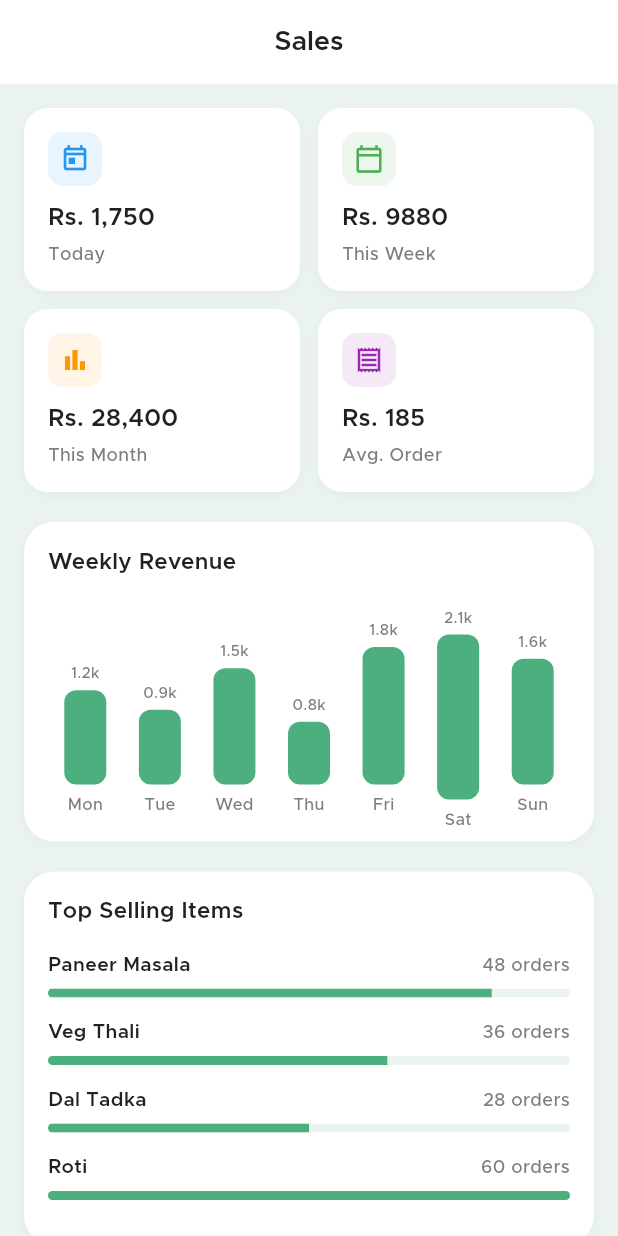
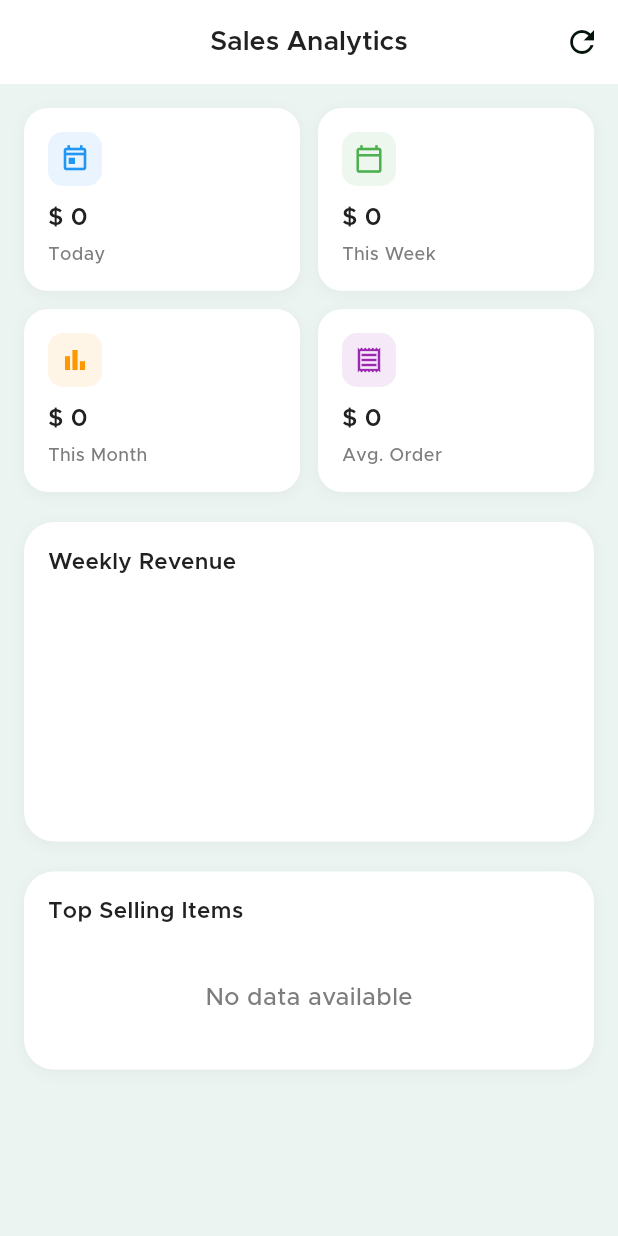
Before and after one commit to NguyenCongAn10/AppFoodDelivery, a Flutter app: the RestaurantSalesScreen screen opened directly, on a phone screen of 412 x 824 dp. Run offline on Flutter 3.47's test engine with Material 3 defaults, Android fonts, the phone set to English and light mode, and no system bars; our stand-ins replace cached_network_image, curved_navigation_bar, dotted_line, firebase_auth, firebase_core, flutter_map and 8 more; accounts and stored records are empty; network calls fail.

Commit message:
Implement restaurant sale screen

```diff
--- a/lib/features/restaurant/screen/restaurant_sales_screen.dart
+++ b/lib/features/restaurant/screen/restaurant_sales_screen.dart
@@ -1,74 +1,204 @@
 import 'package:delivery_apps/core/common/app_text_style.dart';
 import 'package:delivery_apps/core/common/color_extension.dart';
+import 'package:delivery_apps/core/models/order_model.dart';
+import 'package:delivery_apps/core/services/backend_service.dart';
 import 'package:flutter/material.dart';
 
-class RestaurantSalesScreen extends StatelessWidget {
+class RestaurantSalesScreen extends StatefulWidget {
   const RestaurantSalesScreen({super.key});
 
   @override
+  State<RestaurantSalesScreen> createState() => _RestaurantSalesScreenState();
+}
+
+class _RestaurantSalesScreenState extends State<RestaurantSalesScreen> {
+  bool _isLoading = true;
+  double _todayRevenue = 0;
+  double _weeklyRevenue = 0;
+  double _monthlyRevenue = 0;
+  double _avgOrderValue = 0;
+  List<Map<String, dynamic>> _dailyData = [];
+  List<Map<String, dynamic>> _topItems = [];
+
+  @override
+  void initState() {
+    super.initState();
+    _fetchSalesData();
+  }
+
+  Future<void> _fetchSalesData() async {
+    setState(() => _isLoading = true);
+    try {
+      final orders = await BackendService().getRestaurantOrders();
+      final completedOrders =
+          orders.where((o) => o.status == OrderStatus.COMPLETED).toList();
+
+      final now = DateTime.now();
+      final today = DateTime(now.year, now.month, now.day);
+      final startOfWeek = today.subtract(Duration(days: now.weekday - 1));
+      final startOfMonth = DateTime(now.year, now.month, 1);
+
+      // Calculations
+      _todayRevenue = completedOrders
+          .where((o) => o.createdAt.isAfter(today))
+          .fold(0.0, (sum, o) => sum + o.totalPrice);
+
+      _weeklyRevenue = completedOrders
+          .where((o) => o.createdAt.isAfter(startOfWeek))
+          .fold(0.0, (sum, o) => sum + o.totalPrice);
+
+      _monthlyRevenue = completedOrders
+          .where((o) => o.createdAt.isAfter(startOfMonth))
+          .fold(0.0, (sum, o) => sum + o.totalPrice);
+
+      final monthlyCompletedOrders = completedOrders
+          .where((o) => o.createdAt.isAfter(startOfMonth))
+          .toList();
+      _avgOrderValue = monthlyCompletedOrders.isEmpty
+          ? 0
+          : _monthlyRevenue / monthlyCompletedOrders.length;
+      if (_avgOrderValue.isNaN) _avgOrderValue = 0;
+
+      // Weekly Chart Data
+      final weekdays = ['Mon', 'Tue', 'Wed', 'Thu', 'Fri', 'Sat', 'Sun'];
+      _dailyData = weekdays.asMap().entries.map((entry) {
+        final dayIndex = entry.key + 1; // 1 = Mon, 7 = Sun
+        final dayOrders = completedOrders.where((o) {
+          return o.createdAt.isAfter(startOfWeek) &&
+              o.createdAt.weekday == dayIndex;
+        });
+        return {
+          'day': entry.value,
+          'amount': dayOrders.fold(0.0, (sum, o) => sum + o.totalPrice),
+        };
+      }).toList();
+
+      // Top Items
+      final itemCounts = <int, Map<String, dynamic>>{};
+      for (var border in completedOrders) {
+        for (var item in border.items) {
+          final foodId = item.foodId;
+          final foodName = item.food?.name ?? "Unknown Item";
+          if (!itemCounts.containsKey(foodId)) {
+            itemCounts[foodId] = {'name': foodName, 'count': 0};
+          }
+          itemCounts[foodId]!['count'] += item.quantity;
+        }
+      }
+
+      final sortedItems = itemCounts.values.toList()
+        ..sort((a, b) => (b['count'] as int).compareTo(a['count'] as int));
+
+      _topItems = sortedItems.take(4).toList();
+    } catch (e) {
+      debugPrint("Error fetching sales data: $e");
+    } finally {
+      if (mounted) setState(() => _isLoading = false);
+    }
+  }
+
+  @override
   Widget build(BuildContext context) {
-    final salesData = [
-      {'day': 'Mon', 'amount': 1200.0},
-      {'day': 'Tue', 'amount': 950.0},
-      {'day': 'Wed', 'amount': 1480.0},
-      {'day': 'Thu', 'amount': 800.0},
-      {'day': 'Fri', 'amount': 1750.0},
-      {'day': 'Sat', 'amount': 2100.0},
-      {'day': 'Sun', 'amount': 1600.0},
-    ];
-    final maxAmount = salesData.map((e) => e['amount'] as double).reduce((a, b) => a > b ? a : b);
-    final totalWeekly = salesData.fold(0.0, (sum, e) => sum + (e['amount'] as double));
+    if (_isLoading) {
+      return Scaffold(
+        backgroundColor: AppColor.inputFill(context),
+        body: const Center(child: CircularProgressIndicator()),
+      );
+    }
+
+    final maxAmount = _dailyData.isEmpty
+        ? 1.0
+        : _dailyData
+            .map((e) => e['amount'] as double)
+            .reduce((a, b) => a > b ? a : b);
+    final displayMax = maxAmount == 0 ? 1.0 : maxAmount;
 
     return Scaffold(
       backgroundColor: AppColor.inputFill(context),
       appBar: AppBar(
         backgroundColor: AppColor.container(context),
-        title: Text('Sales', style: AppTextStyle.bodyBold(context, fontSize: 18)),
+        title: Text('Sales Analytics',
+            style: AppTextStyle.bodyBold(context, fontSize: 18)),
         centerTitle: true,
         automaticallyImplyLeading: false,
         elevation: 0,
+        actions: [
+          IconButton(
+              onPressed: _fetchSalesData, icon: const Icon(Icons.refresh))
+        ],
       ),
-      body: ListView(
+      body: RefreshIndicator(
+        onRefresh: _fetchSalesData,
+        child: ListView(
           padding: const EdgeInsets.all(16),
           children: [
-          // Revenue Overview Cards
             Row(
               children: [
-              Expanded(child: _buildStatCard(context, 'Today', 'Rs. 1,750', Icons.today_outlined, Colors.blue)),
+                Expanded(
+                    child: _buildStatCard(
+                        context,
+                        'Today',
+                        '\$ ${_todayRevenue.toStringAsFixed(0)}',
+                        Icons.today_outlined,
+                        Colors.blue)),
                 const SizedBox(width: 12),
-              Expanded(child: _buildStatCard(context, 'This Week', 'Rs. ${totalWeekly.toStringAsFixed(0)}', Icons.calendar_today_outlined, Colors.green)),
+                Expanded(
+                    child: _buildStatCard(
+                        context,
+                        'This Week',
+                        '\$ ${_weeklyRevenue.toStringAsFixed(0)}',
+                        Icons.calendar_today_outlined,
+                        Colors.green)),
               ],
             ),
             const SizedBox(height: 12),
             Row(
               children: [
-              Expanded(child: _buildStatCard(context, 'This Month', 'Rs. 28,400', Icons.bar_chart_outlined, Colors.orange)),
+                Expanded(
+                    child: _buildStatCard(
+                        context,
+                        'This Month',
+                        '\$ ${_monthlyRevenue.toStringAsFixed(0)}',
+                        Icons.bar_chart_outlined,
+                        Colors.orange)),
                 const SizedBox(width: 12),
-              Expanded(child: _buildStatCard(context, 'Avg. Order', 'Rs. 185', Icons.receipt_outlined, Colors.purple)),
+                Expanded(
+                    child: _buildStatCard(
+                        context,
+                        'Avg. Order',
+                        '\$ ${_avgOrderValue.toStringAsFixed(0)}',
+                        Icons.receipt_outlined,
+                        Colors.purple)),
               ],
             ),
             const SizedBox(height: 20),
-          // Weekly Bar Chart
             Container(
               padding: const EdgeInsets.all(16),
               decoration: BoxDecoration(
                 color: AppColor.container(context),
                 borderRadius: BorderRadius.circular(20),
-              boxShadow: [BoxShadow(color: Colors.black.withOpacity(0.04), blurRadius: 8, offset: const Offset(0, 2))],
+                boxShadow: [
+                  BoxShadow(
+                      color: Colors.black.withValues(alpha: 0.04),
+                      blurRadius: 8,
+                      offset: const Offset(0, 2))
+                ],
               ),
               child: Column(
                 crossAxisAlignment: CrossAxisAlignment.start,
                 children: [
-                Text('Weekly Revenue', style: AppTextStyle.bodyBold(context, fontSize: 15)),
+                  Text('Weekly Revenue',
+                      style: AppTextStyle.bodyBold(context, fontSize: 15)),
                   const SizedBox(height: 20),
                   SizedBox(
                     height: 140,
                     child: Row(
                       crossAxisAlignment: CrossAxisAlignment.end,
                       mainAxisAlignment: MainAxisAlignment.spaceAround,
-                    children: salesData.map((data) {
-                      final ratio = (data['amount'] as double) / maxAmount;
-                      return _buildBar(context, data['day'] as String, data['amount'] as double, ratio);
+                      children: _dailyData.map((data) {
+                        final ratio = (data['amount'] as double) / displayMax;
+                        return _buildBar(context, data['day'] as String,
+                            data['amount'] as double, ratio);
                       }).toList(),
                     ),
                   ),
@@ -76,29 +206,47 @@ class RestaurantSalesScreen extends StatelessWidget {
               ),
             ),
             const SizedBox(height: 20),
-          // Top Items
             Container(
               padding: const EdgeInsets.all(16),
               decoration: BoxDecoration(
                 color: AppColor.container(context),
                 borderRadius: BorderRadius.circular(20),
-              boxShadow: [BoxShadow(color: Colors.black.withOpacity(0.04), blurRadius: 8, offset: const Offset(0, 2))],
+                boxShadow: [
+                  BoxShadow(
+                      color: Colors.black.withValues(alpha: 0.04),
+                      blurRadius: 8,
+                      offset: const Offset(0, 2))
+                ],
               ),
               child: Column(
                 crossAxisAlignment: CrossAxisAlignment.start,
                 children: [
-                Text('Top Selling Items', style: AppTextStyle.bodyBold(context, fontSize: 15)),
+                  Text('Top Selling Items',
+                      style: AppTextStyle.bodyBold(context, fontSize: 15)),
                   const SizedBox(height: 16),
-                ...[
-                  ('Paneer Masala', '48 orders', 0.85),
-                  ('Veg Thali', '36 orders', 0.65),
-                  ('Dal Tadka', '28 orders', 0.50),
-                  ('Roti', '60 orders', 1.0),
-                ].map((item) => _buildTopItem(context, item.$1, item.$2, item.$3)).toList(),
+                  if (_topItems.isEmpty)
+                    Padding(
+                      padding: const EdgeInsets.all(20),
+                      child: Center(
+                          child: Text("No data available",
+                              style: AppTextStyle.body(context,
+                                  color: AppColor.textSecondary(context)))),
+                    )
+                  else
+                    ..._topItems.asMap().entries.map((entry) {
+                      final item = entry.value;
+                      final maxCount = _topItems[0]['count'] as int;
+                      final ratio = maxCount == 0
+                          ? 0.0
+                          : (item['count'] as int) / maxCount;
+                      return _buildTopItem(context, item['name'],
+                          '${item['count']} orders', ratio);
+                    }),
                 ],
               ),
             ),
           ],
+        ),
       ),
     );
   }
@@ -109,14 +257,21 @@ class RestaurantSalesScreen extends StatelessWidget {
       decoration: BoxDecoration(
         color: AppColor.container(context),
         borderRadius: BorderRadius.circular(16),
-        boxShadow: [BoxShadow(color: Colors.black.withOpacity(0.04), blurRadius: 8, offset: const Offset(0, 2))],
+        boxShadow: [
+          BoxShadow(
+              color: Colors.black.withValues(alpha: 0.04),
+              blurRadius: 8,
+              offset: const Offset(0, 2))
+        ],
       ),
       child: Column(
         crossAxisAlignment: CrossAxisAlignment.start,
         children: [
           Container(
             padding: const EdgeInsets.all(8),
-            decoration: BoxDecoration(color: color.withOpacity(0.1), borderRadius: BorderRadius.circular(10)),
+            decoration: BoxDecoration(
+                color: color.withValues(alpha: 0.1),
+                borderRadius: BorderRadius.circular(10)),
             child: Icon(icon, color: color, size: 20),
           ),
           const SizedBox(height: 10),
@@ -132,7 +287,12 @@ class RestaurantSalesScreen extends StatelessWidget {
     return Column(
       mainAxisAlignment: MainAxisAlignment.end,
       children: [
-        Text('${(amount / 1000).toStringAsFixed(1)}k', style: AppTextStyle.body(context, fontSize: 10, color: AppColor.textSecondary(context))),
+        Text(
+            amount >= 1000
+                ? '${(amount / 1000).toStringAsFixed(1)}k'
+                : amount.toStringAsFixed(0),
+            style: AppTextStyle.body(context,
+                fontSize: 10, color: AppColor.textSecondary(context))),
         const SizedBox(height: 4),
         AnimatedContainer(
           duration: const Duration(milliseconds: 800),
```
Lines whose indentation alone changed are shown as unchanged.
